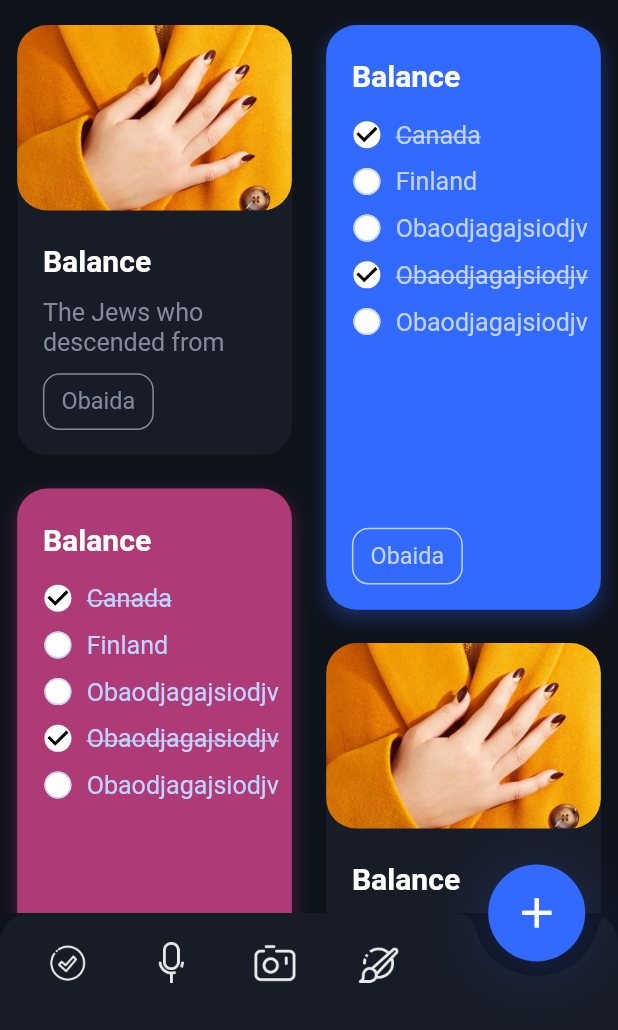
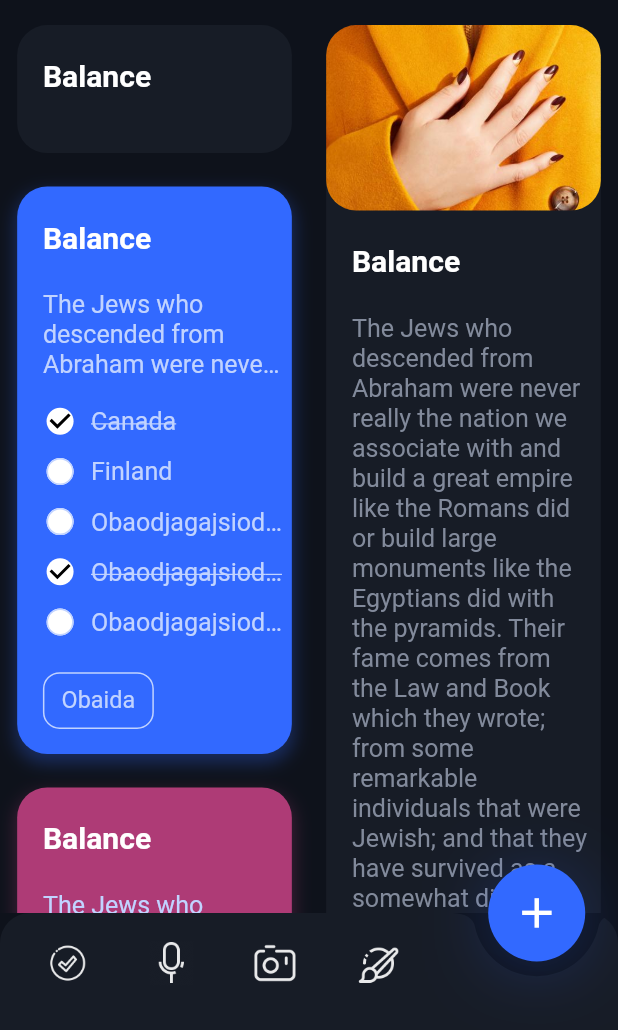
Before and after one commit to ObaidaKhater/Notes-App, a Flutter app: the screen it shows after launch, on a phone screen of 412 x 824 dp, the part 206-1236 px from its top. Run offline on Flutter 3.47's test engine with Material 2 defaults, Android fonts, the phone set to English and light mode, and no system bars; our stand-ins replace flutter_screenutil.

Commit message:
Finish Home Page

```diff
--- a/lib/data/note_data.dart
+++ b/lib/data/note_data.dart
@@ -11,8 +11,8 @@ class NoteData {
     Note(
         id: '11',
         title: 'Balance',
-        imagePath: 'assets/images/note.jpg',
-        category: Category(title: 'Obaida', id: '55'),
+        // imagePath: 'assets/images/note.jpg',
+        // category: Category(title: 'Obaida', id: '55'),
         // itemsCheck: [
         //   ItemCheck(title: 'Canada', isDone: true),
         //   ItemCheck(title: 'Finland', isDone: false),
@@ -20,8 +20,24 @@ class NoteData {
         //   ItemCheck(title: 'Obaodjagajsiodjv', isDone: true),
         //   ItemCheck(title: 'Obaodjagajsiodjv', isDone: false),
         // ],
-        description:
-            'The Jews who descended from Abraham were never really the nation we associate with and build a great empire like the Romans did or build large monuments like the Egyptians did with the pyramids. Their fame comes from the Law and Book which they wrote; from some remarkable individuals that were Jewish; and that they have survived as a somewhat different people group for thousands of years.  Their greatness is not because of anything they did, but rather'),
+        // description:
+        //     'The Jews who descended from Abraham were never really the nation we associate with and build a great empire like the Romans did or build large monuments like the Egyptians did with the pyramids. Their fame comes from the Law and Book which they wrote; from some remarkable individuals that were Jewish; and that they have survived as a somewhat different people group for thousands of years.  Their greatness is not because of anything they did, but rather'),
+    ),
+    Note(
+      id: '11',
+      title: 'Balance',
+      imagePath: 'assets/images/note.jpg',
+      category: Category(title: 'Obaida', id: '55'),
+      // itemsCheck: [
+      //   ItemCheck(title: 'Canada', isDone: true),
+      //   ItemCheck(title: 'Finland', isDone: false),
+      //   ItemCheck(title: 'Obaodjagajsiodjv', isDone: false),
+      //   ItemCheck(title: 'Obaodjagajsiodjv', isDone: true),
+      //   ItemCheck(title: 'Obaodjagajsiodjv', isDone: false),
+      // ],
+      description:
+          'The Jews who descended from Abraham were never really the nation we associate with and build a great empire like the Romans did or build large monuments like the Egyptians did with the pyramids. Their fame comes from the Law and Book which they wrote; from some remarkable individuals that were Jewish; and that they have survived as a somewhat different people group for thousands of years.  Their greatness is not because of anything they did, but rather'),
+
     Note(
         id: '11',
         title: 'Balance',
--- a/lib/main.dart
+++ b/lib/main.dart
@@ -1,4 +1,5 @@
 import 'package:flutter/material.dart';
+import 'package:notes_app/ui/add_update_note_page/add_update_note_page.dart';
 import 'package:notes_app/ui/home_page/home_page.dart';
 import 'package:flutter_screenutil/flutter_screenutil.dart';
 
--- /dev/null
+++ b/lib/ui/add_update_note_page/add_update_note_page.dart
@@ -0,0 +1,33 @@
+import 'package:flutter/material.dart';
+
+class AddUpdateNotePage extends StatefulWidget {
+  @override
+  _AddUpdateNotePageState createState() => _AddUpdateNotePageState();
+}
+
+class _AddUpdateNotePageState extends State<AddUpdateNotePage> {
+  @override
+  Widget build(BuildContext context) {
+    return Scaffold(
+      appBar: AppBar(
+        elevation: 0,
+        backgroundColor: Theme.of(context).backgroundColor,
+      ),
+      body: SingleChildScrollView(
+        scrollDirection: Axis.vertical,
+        child: Column(
+          children: [
+            TextFormField(
+              keyboardType: TextInputType.multiline,
+              maxLines: null,
+            ),
+            TextFormField(
+              keyboardType: TextInputType.multiline,
+              maxLines: null,
+            )
+          ],
+        ),
+      ),
+    );
+  }
+}
--- a/lib/ui/home_page/widgets/custom_bottom_app_bar_widget.dart
+++ b/lib/ui/home_page/widgets/custom_bottom_app_bar_widget.dart
@@ -28,7 +28,6 @@ class CustomBottomAppBarWidget extends StatelessWidget {
               CustomButtonBottomAppBarWidget(onPressed: (){}, imagePath: 'assets/icons/mic_icon.png'),
               CustomButtonBottomAppBarWidget(onPressed: (){}, imagePath: 'assets/icons/camera_icon.png'),
               CustomButtonBottomAppBarWidget(onPressed: (){}, imagePath: 'assets/icons/brush_icon.png'),
-
             ],
           ),
         ),
--- a/lib/ui/home_page/widgets/custom_gridview_widget.dart
+++ b/lib/ui/home_page/widgets/custom_gridview_widget.dart
@@ -24,8 +24,8 @@ class CustomGridviewWidget extends StatelessWidget {
               CustomItemGridviewWidget(
             note: NoteData.noteData.getAllNotes()[index],
           ),
-          staggeredTileBuilder: (int index) => StaggeredTile.count(
-              (this.isGridviewShow) ? 4 : 2, index == 0 ? 3 : 4),
+          staggeredTileBuilder: (int index) => StaggeredTile.fit(
+              (this.isGridviewShow) ? 4 : 2)
         ),
       ),
     );
--- a/lib/ui/home_page/widgets/custom_item_gridview_widget.dart
+++ b/lib/ui/home_page/widgets/custom_item_gridview_widget.dart
@@ -2,6 +2,7 @@ import 'package:flutter/cupertino.dart';
 import 'package:flutter/material.dart';
 import 'package:flutter_screenutil/flutter_screenutil.dart';
 import 'package:notes_app/models/note.dart';
+import 'package:notes_app/ui/shared/widgets/custom_check_box_widget.dart';
 
 class CustomItemGridviewWidget extends StatelessWidget {
   Note note;
@@ -30,6 +31,7 @@ class CustomItemGridviewWidget extends StatelessWidget {
       ),
       child: Column(
         crossAxisAlignment: CrossAxisAlignment.start,
+        mainAxisSize: MainAxisSize.min,
         children: [
           (this.note.imagePath != null)
               ? Container(
@@ -45,106 +47,73 @@ class CustomItemGridviewWidget extends StatelessWidget {
                 )
               : Container(),
           Padding(
-            padding: EdgeInsets.only(
-                top: 20.h, bottom: 10.h, left: 15.w, right: 15.w),
+            padding: EdgeInsets.symmetric(vertical: 20.h, horizontal: 15.w),
             child: Text(
               this.note.title,
               style: TextStyle(
                   color: Theme.of(context).primaryColor,
                   fontSize: 18.sp,
                   fontWeight: FontWeight.bold),
-              maxLines: 1,
+              maxLines: 2,
               overflow: TextOverflow.ellipsis,
             ),
           ),
-          (this.note.description != null &&
-                  this.note.description.isNotEmpty &&
-                  this.note.itemsCheck == null)
-              ? Expanded(
-                  child: Container(
-                    padding: EdgeInsets.only(left: 15.w, right: 5.w),
+          (this.note.description != null && this.note.description.isNotEmpty)
+              ? Container(
+                  padding: EdgeInsets.only(left: 15.w, right: 5.w,bottom: 10.h),
                   child: Text(
                     this.note.description,
+                    maxLines: (this.note.itemsCheck != null) ? 3 : 25,
+                    overflow: TextOverflow.ellipsis,
                     style: TextStyle(
-                          color: (note.colorHexCode!=null)?Color(0xFFC1D3FF):Color(0xFF828A9B),
+                        color: (note.colorHexCode != null)
+                            ? Color(0xFFC1D3FF)
+                            : Color(0xFF828A9B),
                         fontSize: 15.sp,
-                          fontWeight: FontWeight.w400,textBaseline: TextBaseline.ideographic),
-                    ),
+                        fontWeight: FontWeight.w400),
                   ),
                 )
               : Container(),
           (this.note.itemsCheck != null)
-              ? Expanded(
-                child: Container(
-                    padding: EdgeInsets.only(
-                        bottom: 5.h, left: 15.w, right: 5.w),
-                    child: ListView(
-                      physics: NeverScrollableScrollPhysics(),
+              ? Container(
+                  padding: EdgeInsets.only(bottom: 5.h, left: 15.w, right: 5.w),
+                  child: Column(
                     children: note.itemsCheck.map((itemCheck) {
                       return Padding(
                         padding: EdgeInsets.symmetric(vertical: 5.h),
-                          child: Row(
-                            children: [
-                              SizedBox(
-                                  width: 20,
-                                  height: 20,
-                                  child: Checkbox(
-                                      side: BorderSide(
-                                          width: 1,
-                                          color: (note.colorHexCode!=null)?Color(0xFFC1D3FF):Color(0xFF828A9B)),
-                                      checkColor: (note.colorHexCode !=
-                                              null)
-                                          ? Colors.black
-                                          : Theme.of(context).primaryColor,
-                                      fillColor: (note.colorHexCode != null)
-                                          ? MaterialStateProperty.all<
-                                              Color>(Colors.white)
-                                          : MaterialStateProperty
-                                              .all<Color>(Theme.of(context)
-                                                  .buttonColor),
-                                      value: itemCheck.isDone,
-                                      shape: CircleBorder(),
-                                      onChanged: null)),
-                              SizedBox(
-                                width: 8.w,
-                              ),
-                              Expanded(
-                                  child: Text(
-                                itemCheck.title,
-                                maxLines: 1,
-                                overflow: TextOverflow.ellipsis,
-                                style: TextStyle(
-                                  fontSize: 15.sp,
-                                  fontWeight: FontWeight.w400,
-                                  color: (note.colorHexCode!=null)?Color(0xFFC1D3FF):Color(0xFF828A9B),
-                                  decoration: (itemCheck.isDone)
-                                      ? TextDecoration.lineThrough
-                                      : null,
-                                ),
-                              )),
-                            ],
+                        child: CustomCheckBoxWidget(
+                          isDone: itemCheck.isDone,
+                          title: itemCheck.title,
+                          colorHexCode: this.note.colorHexCode,
+                          numLinesTitle: 1,
+                          textOverflowType: TextOverflow.ellipsis,
                         ),
                       );
                     }).toList(),
-                    )
-                    ),
-              )
+                  ))
               : Container(),
           (this.note.category != null)
               ? Visibility(
                   visible: (this.note.category != null),
                   child: Container(
-                    margin:
-                        EdgeInsets.only(top: 10.h ,left: 15.w,right: 15.w),
+                    margin: EdgeInsets.only(top: 10.h, left: 15.w, right: 15.w),
                     padding:
                         EdgeInsets.symmetric(horizontal: 10.w, vertical: 8.h),
                     decoration: BoxDecoration(
                         borderRadius: BorderRadius.circular(10.r),
-                        border: Border.all(color: (note.colorHexCode!=null)?Color(0xFFC1D3FF):Color(0xFF828A9B))),
+                        border: Border.all(
+                            color: (note.colorHexCode != null)
+                                ? Color(0xFFC1D3FF)
+                                : Color(0xFF828A9B))),
                     child: Text(
                       this.note.category.title,
-                      style:
-                          TextStyle(color: (note.colorHexCode!=null)?Color(0xFFC1D3FF):Color(0xFF828A9B), fontSize: 14.sp),
+                      maxLines: 1,
+                      overflow: TextOverflow.ellipsis,
+                      style: TextStyle(
+                          color: (note.colorHexCode != null)
+                              ? Color(0xFFC1D3FF)
+                              : Color(0xFF828A9B),
+                          fontSize: 14.sp),
                     ),
                   ))
               : Container(),
--- a/lib/ui/home_page/widgets/custom_search_box_widget.dart
+++ b/lib/ui/home_page/widgets/custom_search_box_widget.dart
@@ -1,5 +1,6 @@
 import 'package:flutter/material.dart';
 import 'package:flutter_screenutil/flutter_screenutil.dart';
+import 'package:notes_app/ui/home_page/widgets/custom_button_bottom_app_bar_widget.dart';
 import 'package:notes_app/ui/home_page/widgets/custom_button_widget.dart';
 
 class CustomSearchBoxWidget extends StatelessWidget {
--- /dev/null
+++ b/lib/ui/shared/widgets/custom_check_box_widget.dart
@@ -0,0 +1,64 @@
+import 'package:flutter/material.dart';
+import 'package:flutter_screenutil/flutter_screenutil.dart';
+
+class CustomCheckBoxWidget extends StatelessWidget {
+  bool isDone;
+  String title;
+  int colorHexCode;
+  int numLinesTitle;
+  TextOverflow textOverflowType;
+
+  CustomCheckBoxWidget({
+    @required this.isDone,
+    @required this.title,
+    @required this.colorHexCode,
+    @required this.numLinesTitle,
+    @required this.textOverflowType,
+  });
+
+  @override
+  Widget build(BuildContext context) {
+    return Row(
+      children: [
+        SizedBox(
+            width: 20.w,
+            height: 20.h,
+            child: Checkbox(
+                side: BorderSide(
+                  width: 1,
+                  color: (this.colorHexCode != null)
+                      ? Color(0xFFC1D3FF)
+                      : Color(0xFF828A9B),
+                ),
+                checkColor: (this.colorHexCode != null)
+                    ? Colors.black
+                    : Theme.of(context).primaryColor,
+                fillColor: (this.colorHexCode != null)
+                    ? MaterialStateProperty.all<Color>(
+                        Theme.of(context).primaryColor)
+                    : MaterialStateProperty.all<Color>(
+                        Theme.of(context).buttonColor),
+                value: this.isDone,
+                shape: CircleBorder(),
+                onChanged: null)),
+        SizedBox(
+          width: 8.w,
+        ),
+        Expanded(
+            child: Text(
+          this.title,
+          maxLines: this.numLinesTitle,
+          overflow: this.textOverflowType,
+          style: TextStyle(
+            fontSize: 15.sp,
+            fontWeight: FontWeight.w400,
+            color: (this.colorHexCode != null)
+                ? Color(0xFFC1D3FF)
+                : Color(0xFF828A9B),
+            decoration: (this.isDone) ? TextDecoration.lineThrough : null,
+          ),
+        )),
+      ],
+    );
+  }
+}
```
Lines whose indentation alone changed are shown as unchanged.
